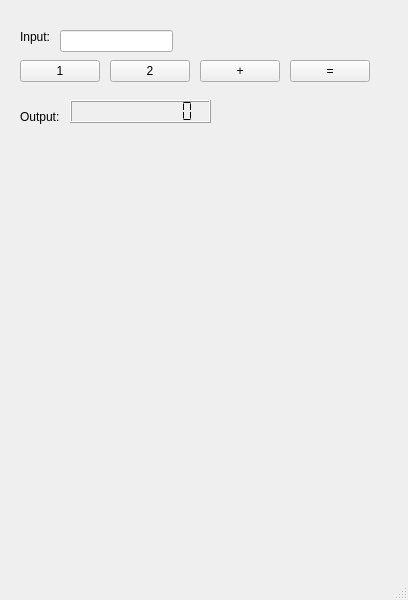
Qt form compiler-starter-project/components/main.ui (aunghtetlwin-gh/compiler-starter-project) before a commit.
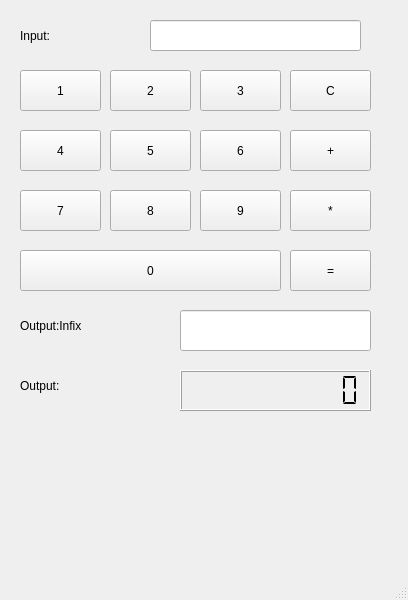
The same form after that commit.

```diff
--- a/compiler-starter-project/components/main.ui
+++ b/compiler-starter-project/components/main.ui
@@ -17,10 +17,10 @@
    <widget class="QLineEdit" name="input_text">
     <property name="geometry">
      <rect>
-      <x>60</x>
-      <y>30</y>
-      <width>113</width>
-      <height>22</height>
+      <x>150</x>
+      <y>20</y>
+      <width>211</width>
+      <height>31</height>
      </rect>
     </property>
    </widget>
@@ -28,9 +28,9 @@
     <property name="geometry">
      <rect>
       <x>20</x>
-      <y>60</y>
-      <width>80</width>
-      <height>22</height>
+      <y>70</y>
+      <width>81</width>
+      <height>41</height>
      </rect>
     </property>
     <property name="text">
@@ -41,9 +41,9 @@
     <property name="geometry">
      <rect>
       <x>110</x>
-      <y>60</y>
-      <width>80</width>
-      <height>22</height>
+      <y>70</y>
+      <width>81</width>
+      <height>41</height>
      </rect>
     </property>
     <property name="text">
@@ -53,10 +53,10 @@
    <widget class="QPushButton" name="button_plus">
     <property name="geometry">
      <rect>
-      <x>200</x>
-      <y>60</y>
-      <width>80</width>
-      <height>22</height>
+      <x>290</x>
+      <y>130</y>
+      <width>81</width>
+      <height>41</height>
      </rect>
     </property>
     <property name="text">
@@ -67,9 +67,9 @@
     <property name="geometry">
      <rect>
       <x>20</x>
-      <y>30</y>
-      <width>57</width>
-      <height>14</height>
+      <y>20</y>
+      <width>101</width>
+      <height>31</height>
      </rect>
     </property>
     <property name="text">
@@ -80,9 +80,9 @@
     <property name="geometry">
      <rect>
       <x>20</x>
-      <y>110</y>
-      <width>57</width>
-      <height>14</height>
+      <y>370</y>
+      <width>121</width>
+      <height>31</height>
      </rect>
     </property>
     <property name="text">
@@ -92,10 +92,10 @@
    <widget class="QLCDNumber" name="output_lcd">
     <property name="geometry">
      <rect>
-      <x>70</x>
-      <y>100</y>
-      <width>141</width>
-      <height>23</height>
+      <x>180</x>
+      <y>370</y>
+      <width>191</width>
+      <height>41</height>
      </rect>
     </property>
     <property name="smallDecimalPoint">
@@ -118,15 +118,168 @@
     <property name="geometry">
      <rect>
       <x>290</x>
-      <y>60</y>
-      <width>80</width>
-      <height>22</height>
+      <y>250</y>
+      <width>81</width>
+      <height>41</height>
      </rect>
     </property>
     <property name="text">
      <string>=</string>
     </property>
    </widget>
+   <widget class="QPushButton" name="button_3">
+    <property name="geometry">
+     <rect>
+      <x>200</x>
+      <y>70</y>
+      <width>81</width>
+      <height>41</height>
+     </rect>
+    </property>
+    <property name="text">
+     <string>3</string>
+    </property>
+   </widget>
+   <widget class="QPushButton" name="button_4">
+    <property name="geometry">
+     <rect>
+      <x>20</x>
+      <y>130</y>
+      <width>81</width>
+      <height>41</height>
+     </rect>
+    </property>
+    <property name="text">
+     <string>4</string>
+    </property>
+   </widget>
+   <widget class="QPushButton" name="button_5">
+    <property name="geometry">
+     <rect>
+      <x>110</x>
+      <y>130</y>
+      <width>81</width>
+      <height>41</height>
+     </rect>
+    </property>
+    <property name="text">
+     <string>5</string>
+    </property>
+   </widget>
+   <widget class="QPushButton" name="button_6">
+    <property name="geometry">
+     <rect>
+      <x>200</x>
+      <y>130</y>
+      <width>81</width>
+      <height>41</height>
+     </rect>
+    </property>
+    <property name="text">
+     <string>6</string>
+    </property>
+   </widget>
+   <widget class="QPushButton" name="button_7">
+    <property name="geometry">
+     <rect>
+      <x>20</x>
+      <y>190</y>
+      <width>81</width>
+      <height>41</height>
+     </rect>
+    </property>
+    <property name="text">
+     <string>7</string>
+    </property>
+   </widget>
+   <widget class="QPushButton" name="button_8">
+    <property name="geometry">
+     <rect>
+      <x>110</x>
+      <y>190</y>
+      <width>81</width>
+      <height>41</height>
+     </rect>
+    </property>
+    <property name="text">
+     <string>8</string>
+    </property>
+   </widget>
+   <widget class="QPushButton" name="button_9">
+    <property name="geometry">
+     <rect>
+      <x>200</x>
+      <y>190</y>
+      <width>81</width>
+      <height>41</height>
+     </rect>
+    </property>
+    <property name="text">
+     <string>9</string>
+    </property>
+   </widget>
+   <widget class="QPushButton" name="button_10">
+    <property name="geometry">
+     <rect>
+      <x>20</x>
+      <y>250</y>
+      <width>261</width>
+      <height>41</height>
+     </rect>
+    </property>
+    <property name="text">
+     <string>0</string>
+    </property>
+   </widget>
+   <widget class="QLabel" name="output_label_2">
+    <property name="geometry">
+     <rect>
+      <x>20</x>
+      <y>310</y>
+      <width>121</width>
+      <height>31</height>
+     </rect>
+    </property>
+    <property name="text">
+     <string>Output:Infix</string>
+    </property>
+   </widget>
+   <widget class="QPushButton" name="button_star">
+    <property name="geometry">
+     <rect>
+      <x>290</x>
+      <y>190</y>
+      <width>81</width>
+      <height>41</height>
+     </rect>
+    </property>
+    <property name="text">
+     <string>*</string>
+    </property>
+   </widget>
+   <widget class="QPushButton" name="button_clear">
+    <property name="geometry">
+     <rect>
+      <x>290</x>
+      <y>70</y>
+      <width>81</width>
+      <height>41</height>
+     </rect>
+    </property>
+    <property name="text">
+     <string>C</string>
+    </property>
+   </widget>
+   <widget class="QLineEdit" name="output_infix">
+    <property name="geometry">
+     <rect>
+      <x>180</x>
+      <y>310</y>
+      <width>191</width>
+      <height>41</height>
+     </rect>
+    </property>
+   </widget>
   </widget>
   <widget class="QMenuBar" name="menubar">
    <property name="geometry">
```
Left out of the diff: 2 changed lines with no effect on the pictures.
